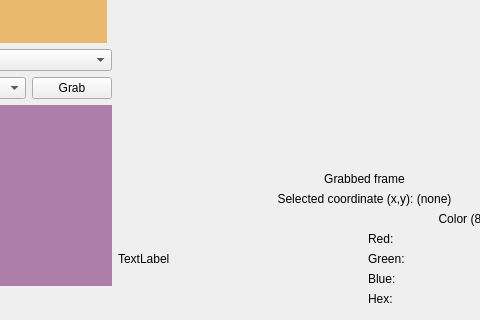
First picture: the form in ui_analyzer.ui, repository jljouannic/nageru, before the edit; both pictures show x 225 to 705 and y 152 to 472 of the 845 by 472 pixel window.
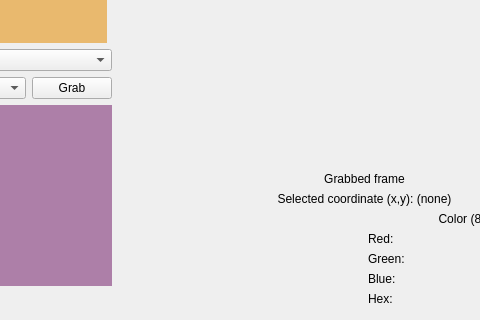
Second picture: the form after the edit. Custom widgets are drawn as their Qt base class.

Commit message: Removed a label that probably isn't going to be used right now.

What changed in the file:
```diff
--- a/ui_analyzer.ui
+++ b/ui_analyzer.ui
@@ -248,7 +248,7 @@
           <item>
            <widget class="QLabel" name="label_3">
             <property name="text">
-             <string>TextLabel</string>
+             <string/>
             </property>
            </widget>
           </item>
```
